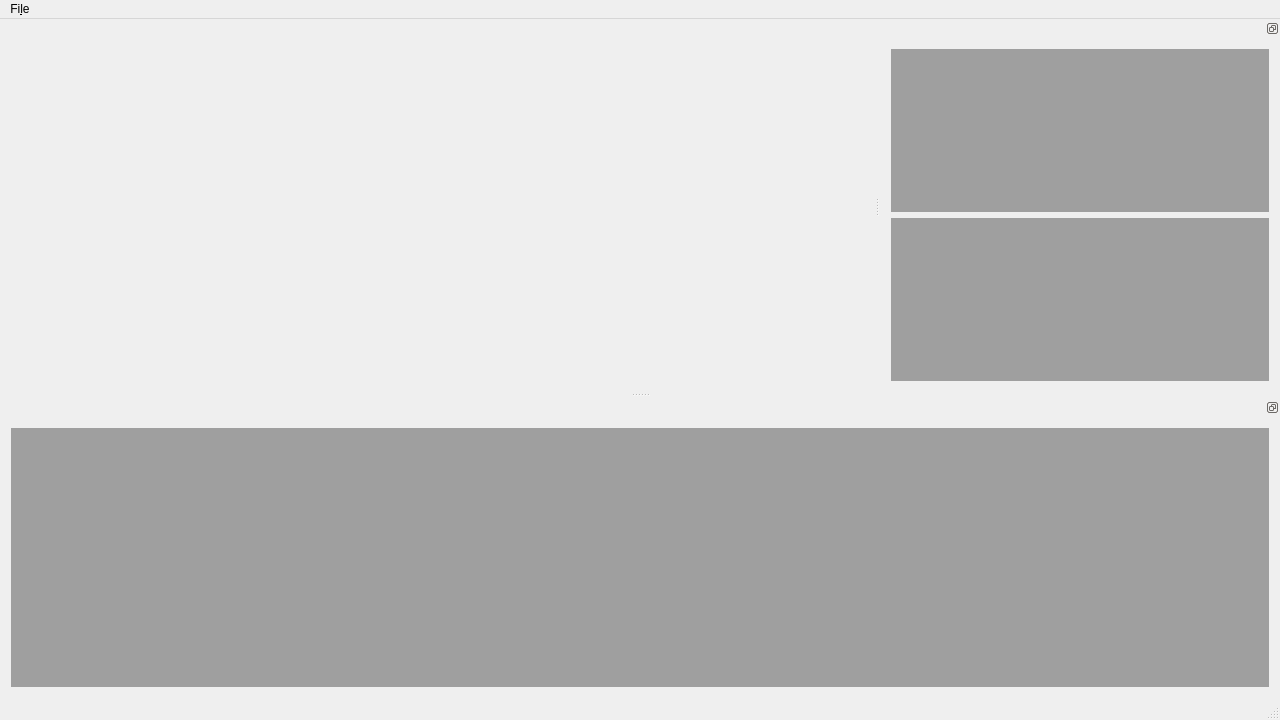
This is ui/mainwindow.ui in DevTeamSCH/animeditor as Qt 5 draws it before an edit. The edited form follows.
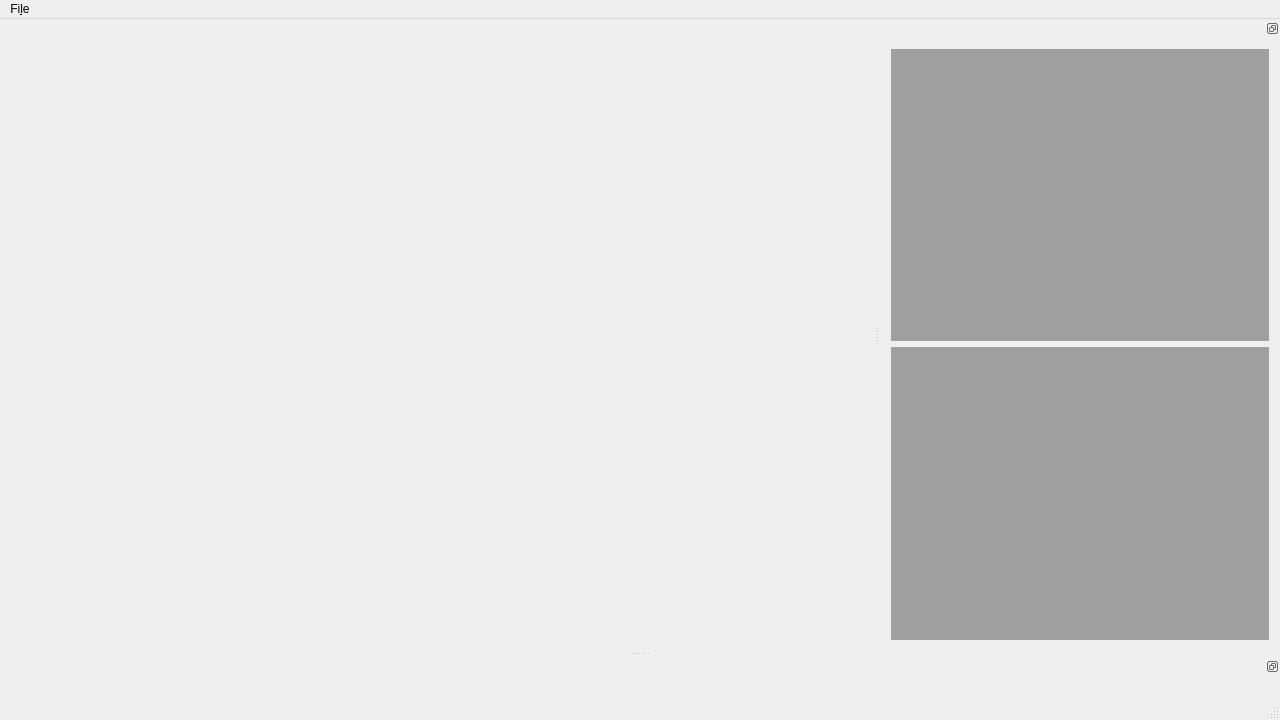
This is the edited form.

The edit to the form file:
```diff
--- a/ui/mainwindow.ui
+++ b/ui/mainwindow.ui
@@ -58,11 +58,7 @@
     <number>8</number>
    </attribute>
    <widget class="QWidget" name="dockWidgetContents">
-    <layout class="QHBoxLayout" name="horizontalLayout_2">
-     <item>
-      <widget class="QMdiArea" name="mdiArea_2"/>
-     </item>
-    </layout>
+    <layout class="QHBoxLayout" name="horizontalLayout_2"/>
    </widget>
   </widget>
   <widget class="QDockWidget" name="dockWidget_2">
```
Left out of the diff: 2 changed lines with no effect on the pictures.
